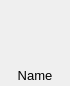
Before: the Qt Designer form Editor/Source/CrystalEditor/Private/Editor/CrystalEditor/AssetsView/AssetViewItem.ui in neelmewada/CrystalEngine, drawn with Qt 5.
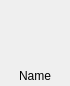
After: the same form once the commit is applied.

Commit message: asset window ui wip

Patch:
```diff
--- a/Editor/Source/CrystalEditor/Private/Editor/CrystalEditor/AssetsView/AssetViewItem.ui
+++ b/Editor/Source/CrystalEditor/Private/Editor/CrystalEditor/AssetsView/AssetViewItem.ui
@@ -75,14 +75,20 @@
    <item>
     <widget class="QLabel" name="label">
      <property name="sizePolicy">
-      <sizepolicy hsizetype="Preferred" vsizetype="Fixed">
+      <sizepolicy hsizetype="Expanding" vsizetype="Fixed">
        <horstretch>0</horstretch>
        <verstretch>0</verstretch>
       </sizepolicy>
      </property>
+     <property name="maximumSize">
+      <size>
+       <width>64</width>
+       <height>16777215</height>
+      </size>
+     </property>
      <property name="font">
       <font>
-       <pointsize>10</pointsize>
+       <pointsize>9</pointsize>
       </font>
      </property>
      <property name="text">
```
The commit also changes 290 other files.
